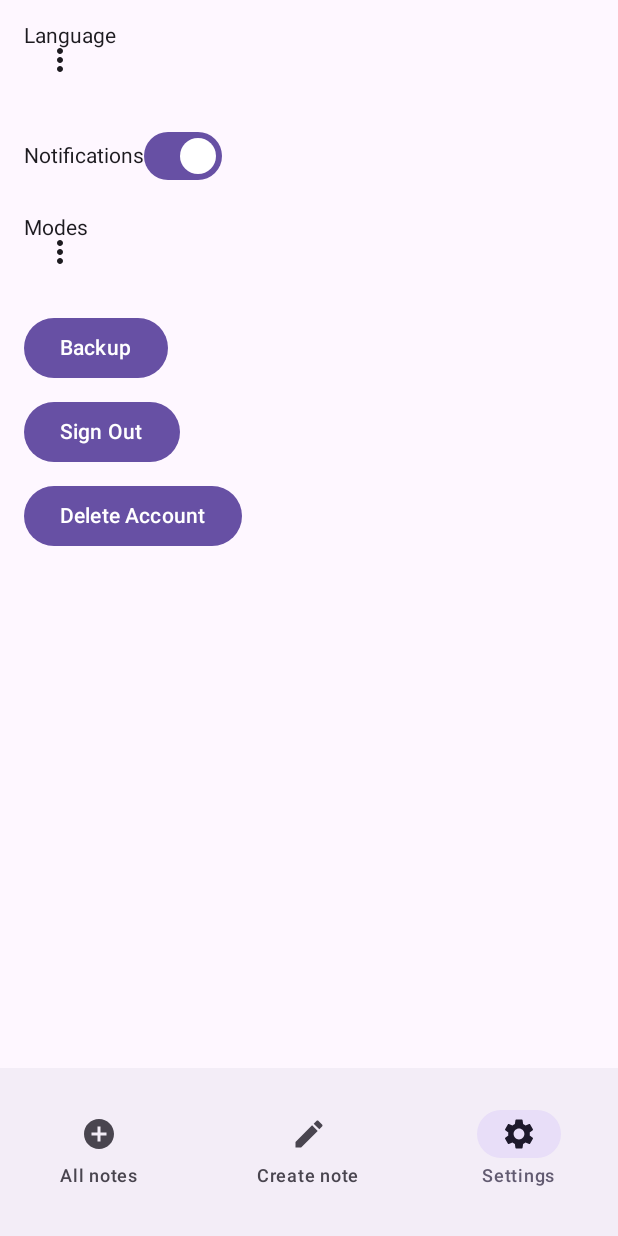
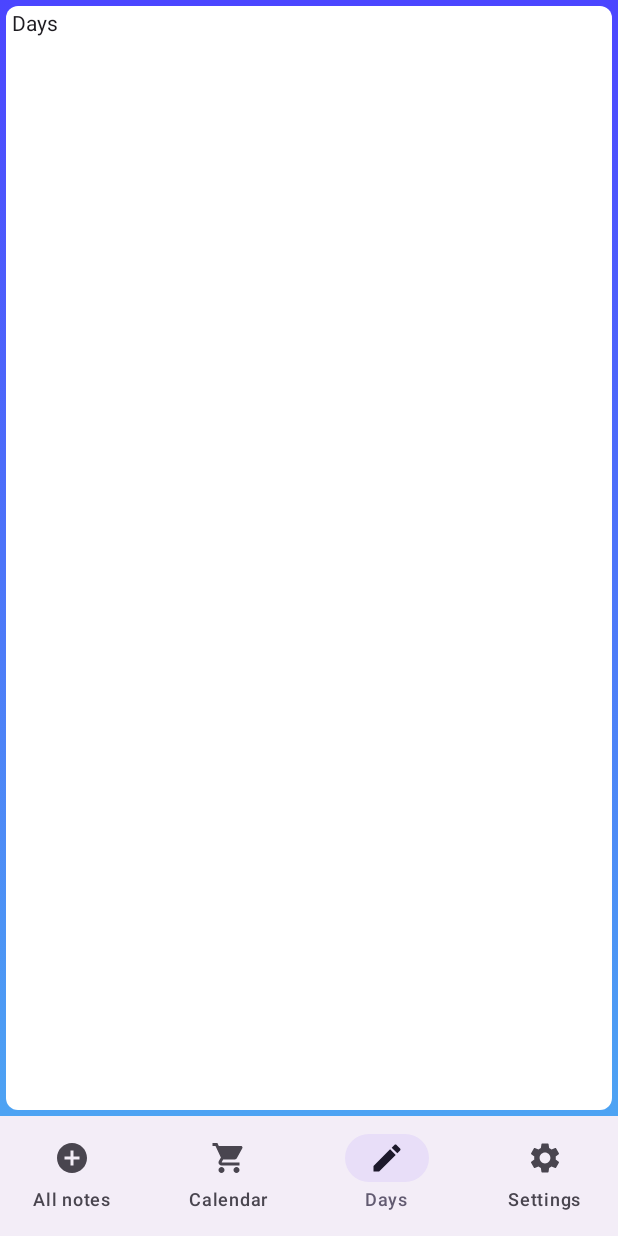
Before and after one commit to KMajkowska/AndroidApp, an Android app built with Jetpack Compose: the composable CustomBottomNavigation shown on its own in the app's theme, item 3 of the bottom bar chosen, on a phone screen of 412 x 824 dp. Run offline under Robolectric (Android 15) with nearby library versions, the phone set to English and light mode, and no system bars; missing, so only their content is drawn: AndroidAppTheme; 1 statement that could not run was skipped.

Commit message:
Fixing previous commit

```diff
--- a/app/src/main/java/com/example/androidapp/navigablescreen/AllNotes.kt
+++ b/app/src/main/java/com/example/androidapp/navigablescreen/AllNotes.kt
@@ -21,6 +21,14 @@ import androidx.compose.ui.unit.dp
 import androidx.compose.ui.unit.sp
 
 class AllNotes : NavigableScreen() {
+
+    override val screenName: String
+        get() = "All notes"
+
+    override fun screenIcon(): ImageVector {
+        return Icons.Default.AddCircle
+    }
+
     @Composable
     override fun View() {
         Column(
@@ -52,10 +60,4 @@ class AllNotes : NavigableScreen() {
         }
     }
 
-    override val screenName: String
-        get() = "All notes"
-
-    override fun screenIcon(): ImageVector {
-        return Icons.Default.AddCircle
-    }
 }
--- a/app/src/main/java/com/example/androidapp/navigablescreen/BottomNavigationBarController.kt
+++ b/app/src/main/java/com/example/androidapp/navigablescreen/BottomNavigationBarController.kt
@@ -1,7 +1,5 @@
 package com.example.androidapp.navigablescreen
 
-import android.annotation.SuppressLint
-import android.content.Context
 import androidx.compose.foundation.layout.Arrangement
 import androidx.compose.foundation.layout.Column
 import androidx.compose.foundation.layout.fillMaxSize
@@ -19,10 +17,8 @@ import androidx.compose.runtime.setValue
 import androidx.compose.ui.Alignment
 import androidx.compose.ui.Modifier
 import androidx.compose.ui.tooling.preview.Preview
-import androidx.compose.ui.unit.dp
 import com.example.androidapp.ui.theme.AndroidAppTheme
 
-@SuppressLint("UnusedMaterial3ScaffoldPaddingParameter")
 @Composable
 fun CustomBottomNavigation() {
     /*
@@ -30,34 +26,40 @@ fun CustomBottomNavigation() {
      but doing this that way makes sure that the ordering
      on the navigation bar is correct
      */
-    val screens: List<NavigableScreen> = listOf(AllNotes(), CreateNoteScreen(), SettingsScreen())
+    val screens: List<NavigableScreen> = listOf(
+        AllNotes(),
+        CalendarScreen(),
+        DaysScreen(),
+        SettingsScreen()
+    )
     var selectedScreen by remember { mutableStateOf(screens.first()) }
 
     Scaffold(bottomBar = {
         NavigationBar {
             screens.forEach { screen ->
-                NavigationBarItem(icon = {
-                    Icon(
-                        imageVector = screen.screenIcon(),
-                        contentDescription = screen.screenName
-                    )
-                },
+                NavigationBarItem(
+                    icon = {
+                        Icon(
+                            imageVector = screen.screenIcon(),
+                            contentDescription = screen.screenName,
+                        )
+                    },
                     label = { Text(screen.screenName) },
                     selected = screen == selectedScreen,
                     onClick = { selectedScreen = screen },
-                    modifier = Modifier.padding(16.dp)
                 )
             }
         }
-    }, content = {
+    }, content = { padding ->
         Column(
-            modifier = Modifier.fillMaxSize(),
+            modifier = Modifier
+                .fillMaxSize()
+                .padding(padding),
             verticalArrangement = Arrangement.Center,
             horizontalAlignment = Alignment.CenterHorizontally,
         ) {
-            selectedScreen.View()
+            selectedScreen.ViewWithBackground()
         }
-
     })
 }
 
--- a/app/src/main/java/com/example/androidapp/navigablescreen/CalendarScreen.kt
+++ b/app/src/main/java/com/example/androidapp/navigablescreen/CalendarScreen.kt
@@ -1,18 +1,23 @@
 package com.example.androidapp.navigablescreen
 
+import androidx.compose.material.icons.Icons
+import androidx.compose.material.icons.filled.ShoppingCart
+import androidx.compose.material3.Text
 import androidx.compose.runtime.Composable
 import androidx.compose.ui.graphics.vector.ImageVector
 
-class Calendar : NavigableScreen() {
-    @Composable
-    override fun View() {
-        TODO("Not yet implemented")
-    }
+class CalendarScreen : NavigableScreen() {
 
     override val screenName: String
         get() = "Calendar"
 
     override fun screenIcon(): ImageVector {
-        TODO("Not yet implemented")
+        return Icons.Default.ShoppingCart
     }
+
+    @Composable
+    override fun View() {
+        Text(text = screenName)
+    }
+
 }
--- a/app/src/main/java/com/example/androidapp/navigablescreen/DaysScreen.kt
+++ b/app/src/main/java/com/example/androidapp/navigablescreen/DaysScreen.kt
@@ -6,10 +6,10 @@ import androidx.compose.material3.Text
 import androidx.compose.runtime.Composable
 import androidx.compose.ui.graphics.vector.ImageVector
 
-class CreateNoteScreen : NavigableScreen() {
+class DaysScreen : NavigableScreen() {
 
     override val screenName: String
-        get() = "Create note"
+        get() = "Days"
 
     override fun screenIcon(): ImageVector {
         return Icons.Default.Create
--- a/app/src/main/java/com/example/androidapp/navigablescreen/NavigableScreen.kt
+++ b/app/src/main/java/com/example/androidapp/navigablescreen/NavigableScreen.kt
@@ -1,26 +1,63 @@
 package com.example.androidapp.navigablescreen
 
-import android.os.Bundle
 import androidx.activity.ComponentActivity
-import androidx.activity.compose.setContent
+import androidx.compose.foundation.background
+import androidx.compose.foundation.layout.Box
+import androidx.compose.foundation.layout.fillMaxSize
+import androidx.compose.foundation.layout.padding
+import androidx.compose.foundation.shape.RoundedCornerShape
+import androidx.compose.material3.Card
+import androidx.compose.material3.CardDefaults
 import androidx.compose.runtime.Composable
+import androidx.compose.ui.Modifier
+import androidx.compose.ui.graphics.Brush
+import androidx.compose.ui.graphics.Color
 import androidx.compose.ui.graphics.vector.ImageVector
-import com.example.androidapp.ui.theme.AndroidAppTheme
+import androidx.compose.ui.unit.dp
 
 abstract class NavigableScreen : ComponentActivity() {
     @Composable
-    abstract fun View(): @Composable Unit
-    abstract val screenName: String
-    abstract fun screenIcon(): ImageVector
-/*
-        override fun onCreate(savedInstanceState: Bundle?) {
-            super.onCreate(savedInstanceState)
-            setContent {
-                AndroidAppTheme {
-                    View()
+    fun ViewWithBackground() {
+        Box(
+            modifier = Modifier
+                .fillMaxSize()
+                .background(
+                    brush = Brush.verticalGradient(
+                        colors = listOf(Color.hsv(242F, 0.729F, 1F), Color.hsv(209F, 0.683F, 0.953F)),
+                        startY = 0.0f,
+                        endY = Float.POSITIVE_INFINITY
+                    )
+                )
+        ) {
+            Box(
+                modifier = Modifier
+                    .fillMaxSize()
+                    .padding(4.dp)
+            ) {
+                Card(
+                    shape = RoundedCornerShape(8.dp),
+                    modifier = Modifier.fillMaxSize(),
+                    colors = CardDefaults.cardColors(
+                        containerColor = Color.White,
+                    )
+                ) {
+                    Box(
+                        modifier = Modifier
+                            .fillMaxSize()
+                            .padding(4.dp)
+                    ) {
+                        View()
+                    }
                 }
             }
         }
+    }
 
-     */
+    abstract val screenName: String
+
+    abstract fun screenIcon(): ImageVector
+
+    @Composable
+    protected abstract fun View()
+
 }
--- a/app/src/main/java/com/example/androidapp/navigablescreen/SettingsScreen.kt
+++ b/app/src/main/java/com/example/androidapp/navigablescreen/SettingsScreen.kt
@@ -1,9 +1,7 @@
 package com.example.androidapp.navigablescreen
 
 import android.annotation.SuppressLint
-import android.content.Context
-import android.widget.Toast
-import androidx.compose.foundation.layout.Box
+import androidx.compose.foundation.layout.Arrangement
 import androidx.compose.foundation.layout.Column
 import androidx.compose.foundation.layout.Row
 import androidx.compose.foundation.layout.Spacer
@@ -11,19 +9,18 @@ import androidx.compose.foundation.layout.fillMaxSize
 import androidx.compose.foundation.layout.fillMaxWidth
 import androidx.compose.foundation.layout.height
 import androidx.compose.foundation.layout.padding
-import androidx.compose.foundation.layout.wrapContentSize
 import androidx.compose.material.icons.Icons
 import androidx.compose.material.icons.filled.MoreVert
 import androidx.compose.material.icons.filled.Settings
 import androidx.compose.material3.AlertDialog
 import androidx.compose.material3.Button
+import androidx.compose.material3.Divider
 import androidx.compose.material3.DropdownMenu
 import androidx.compose.material3.DropdownMenuItem
 import androidx.compose.material3.Icon
-import androidx.compose.material3.IconButton
-import androidx.compose.material3.Scaffold
 import androidx.compose.material3.Switch
 import androidx.compose.material3.Text
+import androidx.compose.material3.TextButton
 import androidx.compose.runtime.Composable
 import androidx.compose.runtime.MutableState
 import androidx.compose.runtime.getValue
@@ -32,18 +29,23 @@ import androidx.compose.runtime.remember
 import androidx.compose.runtime.setValue
 import androidx.compose.ui.Alignment
 import androidx.compose.ui.Modifier
+import androidx.compose.ui.graphics.Color
 import androidx.compose.ui.graphics.vector.ImageVector
-import androidx.compose.ui.platform.LocalContext
 import androidx.compose.ui.unit.dp
-import org.intellij.lang.annotations.Language
+import com.example.androidapp.settings.FontSizeEnum
+import com.example.androidapp.settings.LanguageEnum
+import com.example.androidapp.settings.NoteSortOptionEnum
+import com.example.androidapp.settings.StyleModeEnum
+import com.example.androidapp.settings.SupportedFontEnum
 
 // All these will be a language based enum (a map of enums maybe)
-val languages = listOf("English", "Polski")
-val modes = listOf("Light mode", "Dark mode", "Device mode")
-val fonts = listOf("Arial", "Comic Sans")
-val fontSizes = listOf("Medium", "Small", "Big")
+val languages = LanguageEnum.values()
+val modes = StyleModeEnum.values()
+val fonts = SupportedFontEnum.values()
+val fontSizes = FontSizeEnum.values()
+val sortOptions = NoteSortOptionEnum.values()
 
-class SettingsScreen() : NavigableScreen() {
+class SettingsScreen : NavigableScreen() {
     override val screenName: String
         get() = "Settings"
 
@@ -51,128 +53,175 @@ class SettingsScreen() : NavigableScreen() {
         return Icons.Default.Settings
     }
 
-    @SuppressLint("UnusedMaterial3ScaffoldPaddingParameter")
+    // TODO: Add actual states of the application, make selecting actually call functions
     @Composable
     override fun View() {
-        val context = LocalContext.current
-
-        var selectedLanguage by remember { mutableStateOf(languages.first()) }
-        var notificationsEnabled by remember { mutableStateOf(true) }
-        var selectedMode by remember { mutableStateOf(modes.first()) }
-        var selectedFont by remember { mutableStateOf(fonts.first()) }
-        var selectedFontSize by remember { mutableStateOf(fontSizes.first()) }
-        var unicornModeEnabled by remember { mutableStateOf(false) }
-        var selectedSortOption by remember { mutableStateOf("Date Created") }
-
-        var showDialog by remember { mutableStateOf(false) }
-
-        Scaffold(content = {
+        val selectedLanguage = remember { mutableStateOf(languages.first()) }
+        val notificationsEnabled = remember { mutableStateOf(true) }
+        val selectedMode = remember { mutableStateOf(modes.first()) }
+        val selectedFont = remember { mutableStateOf(fonts.first()) }
+        val selectedFontSize = remember { mutableStateOf(fontSizes.first()) }
+        val unicornModeEnabled = remember { mutableStateOf(false) }
+        val selectedSortOption = remember { mutableStateOf(sortOptions.first()) }
         Column(
             modifier = Modifier
                 .fillMaxSize()
-                    .padding(16.dp)
+                .padding(8.dp)
         ) {
-                // Language Dropdown
             DropDown(
                 dropdownName = "Language",
                 allOptions = languages,
-                    selectedValueModifierFunction = { l -> selectedLanguage = l }
+                selectedValueModifierFunction = selectedLanguage
             )
 
-                // Notifications Toggle
             HorizontalDivider()
+            Toggle(toggleOption = notificationsEnabled, text = "Notifications")
+
+            HorizontalDivider()
+            DropDown(
+                dropdownName = "Modes",
+                allOptions = modes,
+                selectedValueModifierFunction = selectedMode
+            )
+
+            HorizontalDivider()
+            DropDown(
+                dropdownName = "Font",
+                allOptions = fonts,
+                selectedValueModifierFunction = selectedFont
+            )
+
+            HorizontalDivider()
+            DropDown(
+                dropdownName = "Font size",
+                allOptions = fontSizes,
+                selectedValueModifierFunction = selectedFontSize
+            )
+
+            HorizontalDivider()
+            DropDown(
+                dropdownName = "Sort option",
+                allOptions = sortOptions,
+                selectedValueModifierFunction = selectedSortOption
+            )
+
+            HorizontalDivider()
+            Toggle(toggleOption = unicornModeEnabled, text = "Unicorn mode")
+
+            HorizontalDivider()
+            Dialog(text = "Backup", functionCall = { })
+
+            HorizontalDivider()
+            Dialog(text = "Sign out", functionCall = { })
+
+            HorizontalDivider()
+            Dialog(text = "Delete account", functionCall = { })
+        }
+    }
+}
+
+@Composable
+fun HorizontalDivider() {
+    Spacer(modifier = Modifier.height(8.dp))
+    Divider(modifier = Modifier.fillMaxWidth())
+    Spacer(modifier = Modifier.height(8.dp))
+}
+
+@Composable
+fun Dialog(
+    text: String,
+    functionCall: () -> Unit
+) {
+    val showDialog = remember { mutableStateOf(false) }
+
+    if (showDialog.value) {
+        AlertDialog(
+            onDismissRequest = {
+                showDialog.value = false
+            },
+            title = {
+                Text(text)
+            },
+            confirmButton = {
+                Button(
+                    onClick = {
+                        // Handle confirmation logic here
+                        functionCall()
+                        showDialog.value = false
+                    }
+                ) {
+                    Text("Confirm")
+                }
+            },
+            dismissButton = {
+                Button(
+                    onClick = {
+                        showDialog.value = false
+                    }
+                ) {
+                    Text("Cancel")
+                }
+            }
+        )
+    }
+
+    Button(
+        onClick = {
+            showDialog.value = true
+        }
+    ) {
+        Text(text)
+    }
+}
+
+@Composable
+fun Toggle(
+    toggleOption: MutableState<Boolean>,
+    text: String
+) {
     Column {
         Row(
             verticalAlignment = Alignment.CenterVertically,
             modifier = Modifier.fillMaxWidth()
         ) {
-                        Text(text = "Notifications")
+            Text(text = text)
             Switch(
-                            checked = notificationsEnabled,
-                            onCheckedChange = { notificationsEnabled = it })
+                checked = toggleOption.value,
+                onCheckedChange = { toggleOption.value = it })
         }
     }
-
-                // Mode Dropdown
-                HorizontalDivider()
-                DropDown(
-                    dropdownName = "Modes",
-                    allOptions = modes,
-                    selectedValueModifierFunction = { m -> selectedMode = m }
-                )
-
-                // Add more settings options here...
-
-                // Dialog buttons
-                HorizontalDivider()
-                Column {
-                    Button(onClick = { showDialog = true }) {
-                        Text("Backup")
-                    }
-
-                    Spacer(modifier = Modifier.height(8.dp))
-
-                    Button(onClick = { showDialog = true }) {
-                        Text("Sign Out")
-                    }
-
-                    Spacer(modifier = Modifier.height(8.dp))
-
-                    Button(onClick = { showDialog = true }) {
-                        Text("Delete Account")
-                    }
-                }
-            }
-        })
-
-        // Dialog to be shown on button click
-        if (showDialog) {
-            AlertDialog(onDismissRequest = { showDialog = false },
-                title = { Text("Confirmation") },
-                text = { Text("Are you sure you want to perform this action?") },
-                confirmButton = {
-                    Button(onClick = {
-                        showDialog = false
-                        // Handle button click action here
-                        Toast.makeText(context, "Action performed", Toast.LENGTH_SHORT)
-                            .show()
-                    }) {
-                        Text("OK")
-                    }
-                },
-                dismissButton = {
-                    Button(onClick = { showDialog = false }) {
-                        Text("Cancel")
-                    }
-                })
-        }
-
-    }
-}
-
-@Composable
-fun HorizontalDivider() {
-    Spacer(modifier = Modifier.height(16.dp))
 }
 
 @Composable
 fun <T> DropDown(
     dropdownName: String,
-    allOptions: List<T>,
-    selectedValueModifierFunction: (T) -> Unit
+    allOptions: Array<T>,
+    selectedValueModifierFunction: MutableState<T>
 ) {
     // Language Dropdown
-    Column {
-
-        Box {
+    Column(
+        verticalArrangement = Arrangement.Center, // Align children vertically at the center
+        horizontalAlignment = Alignment.Start, // Align children horizontally at the center
+        modifier = Modifier.fillMaxWidth() // Fill the available width
+    ) {
+        Row(
+            verticalAlignment = Alignment.CenterVertically, // Align children vertically at the center
+            horizontalArrangement = Arrangement.spacedBy(4.dp) // Add spacing between children
+        ) {
             var expanded by remember { mutableStateOf(false) }
             Text(text = dropdownName)
-            IconButton(onClick = { expanded = true }) {
+            Column {
+                TextButton(onClick = { expanded = true }) {
+                    Text(
+                        text = selectedValueModifierFunction.value.toString(),
+                        color = Color.Black
+                    )
                     Icon(
                         Icons.Default.MoreVert,
                         contentDescription = "Localized description"
                     )
                 }
+
                 DropdownMenu(
                     expanded = expanded,
                     onDismissRequest = { expanded = false }
@@ -181,7 +230,7 @@ fun <T> DropDown(
                         DropdownMenuItem(
                             text = { Text(option.toString()) },
                             onClick = {
-                            selectedValueModifierFunction(option)
+                                selectedValueModifierFunction.value = option
                                 expanded = false
                             }
                         )
@@ -189,5 +238,5 @@ fun <T> DropDown(
                 }
             }
         }
-
     }
+}
--- a/app/src/main/java/com/example/androidapp/settings/FontSizeEnum.kt
+++ b/app/src/main/java/com/example/androidapp/settings/FontSizeEnum.kt
@@ -1,4 +1,7 @@
 package com.example.androidapp.settings
 
-enum class FontSize {
+enum class FontSizeEnum {
+    NORMAL,
+    SMALL,
+    BIG
 }
--- a/app/src/main/java/com/example/androidapp/settings/LanguageEnum.kt
+++ b/app/src/main/java/com/example/androidapp/settings/LanguageEnum.kt
@@ -1,6 +1,6 @@
 package com.example.androidapp.settings
 
-enum class Language {
-    ENGLISH,
-    POLSKI
+enum class LanguageEnum(val translatedLanguageName: String) {
+    ENGLISH("English"),
+    POLISH("Polski")
 }
--- a/app/src/main/java/com/example/androidapp/settings/NoteSortOptionEnum.kt
+++ b/app/src/main/java/com/example/androidapp/settings/NoteSortOptionEnum.kt
@@ -1,6 +1,6 @@
 package com.example.androidapp.settings
 
-enum class NoteSortOption {
+enum class NoteSortOptionEnum {
     ASCENDING,
     DESCENDING
 }
--- a/app/src/main/java/com/example/androidapp/settings/StyleModeEnum.kt
+++ b/app/src/main/java/com/example/androidapp/settings/StyleModeEnum.kt
@@ -1,6 +1,6 @@
 package com.example.androidapp.settings
 
-enum class StyleMode {
+enum class StyleModeEnum {
     LIGHT,
     DARK,
     UNICORN
--- a/app/src/main/java/com/example/androidapp/settings/SupportedFontEnum.kt
+++ b/app/src/main/java/com/example/androidapp/settings/SupportedFontEnum.kt
@@ -1,6 +1,6 @@
 package com.example.androidapp.settings
 
-enum class SupportedFont {
+enum class SupportedFontEnum {
     ARIAL,
     ROBOTO
 }
```
Lines whose indentation alone changed are shown as unchanged.
